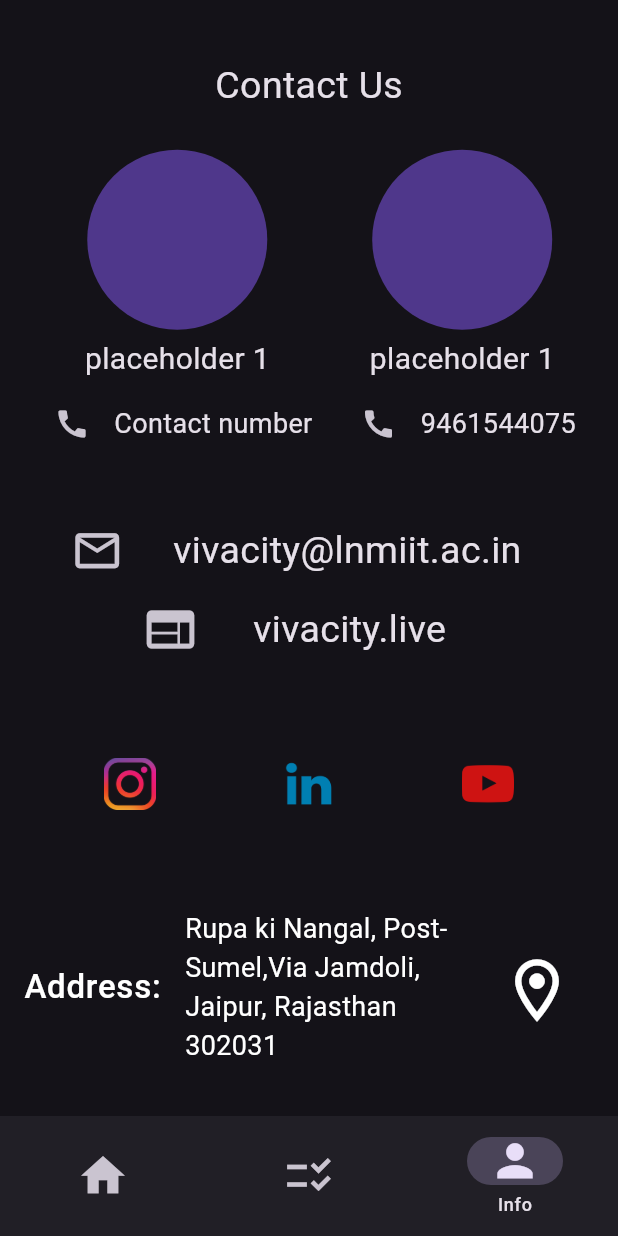
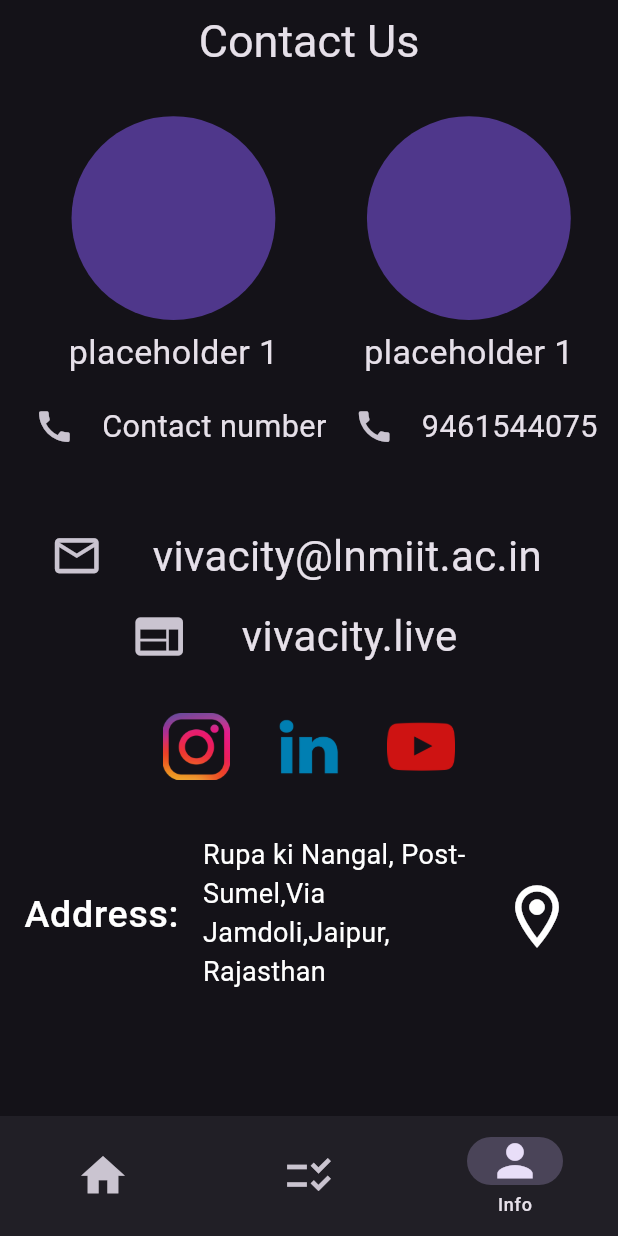
Before and after one commit to sarthakkotia/viva_app, a Flutter app: the screen it shows after launch, item 3 of the bottom bar chosen, on a phone screen of 412 x 824 dp. Run offline on Flutter 3.47's test engine with Material 3 defaults, Android fonts, the phone set to English and light mode, and no system bars.

Commit message:
Made Info Screen responsive, Info Screen Completed

```diff
--- a/lib/Screens/home_page.dart
+++ b/lib/Screens/home_page.dart
@@ -31,7 +31,13 @@ class _MyHomePageState extends State<MyHomePage> {
     // fast, so that you can just rebuild anything that needs updating rather
     // than having to individually change instances of widgets.
     return Scaffold(
-      extendBodyBehindAppBar: true,
+      appBar: currentPageIndex == 2
+          ? AppBar(
+              scrolledUnderElevation: 0,
+              centerTitle: true,
+              title: const Text("Contact Us", style: TextStyle(fontSize: 30)),
+            )
+          : null,
       primary: true,
       bottomNavigationBar: NavigationBar(
         labelBehavior: NavigationDestinationLabelBehavior.onlyShowSelected,
--- a/lib/Screens/info_screen.dart
+++ b/lib/Screens/info_screen.dart
@@ -14,31 +14,21 @@ class InfoScreen extends StatelessWidget {
     final topPadding = MediaQuery.of(context).padding.top;
     AppBar ab = AppBar();
     double heightfinal = heightscreen - bottomPadding - topPadding;
-    //TODO: Make it adaptable to screens
     return SingleChildScrollView(
       child: SizedBox(
-        height: heightfinal,
+        height: heightfinal + 10,
         child: Column(
           crossAxisAlignment: CrossAxisAlignment.center,
           children: [
-            SizedBox(
-              height: ab.preferredSize.height - 25,
-            ),
-            const Flexible(
-              child: Padding(
-                padding: EdgeInsets.all(8.0),
-                child: Text(
-                  "Contact Us",
-                  style: TextStyle(fontSize: 25),
-                ),
-              ),
-            ),
+            Expanded(
+                flex: 2, child: FittedBox(child: ContactUsWidget(launcher))),
             SizedBox(
               height: heightscreen / 70,
             ),
-            SizedBox(
-                height: heightfinal * 0.3, child: ContactUsWidget(launcher)),
-            Row(
+            Expanded(
+              flex: 0,
+              child: FittedBox(
+                child: Row(
                   mainAxisAlignment: MainAxisAlignment.center,
                   children: [
                     IconButton(
@@ -55,14 +45,21 @@ class InfoScreen extends StatelessWidget {
                         },
                         child: const Padding(
                           padding: EdgeInsets.only(right: 20.0, left: 20),
+                          child: FittedBox(
                             child: Text("vivacity@lnmiit.ac.in",
-                          style: TextStyle(fontSize: 25)),
+                                style: TextStyle(fontSize: 28)),
+                          ),
                         ),
                       ),
                     )
                   ],
                 ),
-            Row(
+              ),
+            ),
+            Expanded(
+              flex: 0,
+              child: FittedBox(
+                child: Row(
                   mainAxisAlignment: MainAxisAlignment.center,
                   children: [
                     IconButton(
@@ -82,20 +79,23 @@ class InfoScreen extends StatelessWidget {
                         },
                         child: const Padding(
                           padding: EdgeInsets.only(right: 20.0, left: 20),
-                      child:
-                          Text("vivacity.live", style: TextStyle(fontSize: 25)),
+                          child: Text("vivacity.live",
+                              style: TextStyle(fontSize: 28)),
                         ),
                       ),
                     )
                   ],
                 ),
-            SizedBox(
-              height: heightscreen / 60,
+              ),
             ),
             SizedBox(
-              height: heightfinal * .15,
+              height: heightscreen / 100,
+            ),
+            Flexible(
+              fit: FlexFit.loose,
+              flex: 1,
               child: Row(
-                mainAxisAlignment: MainAxisAlignment.spaceEvenly,
+                mainAxisAlignment: MainAxisAlignment.center,
                 children: [
                   IconButton(
                     padding: const EdgeInsets.all(15),
@@ -103,36 +103,39 @@ class InfoScreen extends StatelessWidget {
                       launcher.launchInstaPage();
                     },
                     icon: SizedBox(
-                        height: 35,
+                      height: 45,
                       child: Image.asset(
                         "assets/instagramlogo.png",
-                          fit: BoxFit.cover,
+                        fit: BoxFit.contain,
                       ),
-                      )),
+                    ),
+                  ),
                   IconButton(
                     padding: const EdgeInsets.all(15),
                     onPressed: () {
                       launcher.launchLinkedInPage();
                     },
                     icon: SizedBox(
-                        height: 35,
+                      height: 45,
                       child: Image.asset(
                         "assets/linkedinlogo.png",
-                          fit: BoxFit.cover,
+                        fit: BoxFit.contain,
                       ),
-                      )),
+                    ),
+                  ),
                   IconButton(
                     padding: const EdgeInsets.all(15),
                     onPressed: () {
                       launcher.launchYtPage();
                     },
                     icon: SizedBox(
-                        height: 35,
+                      height: 45,
                       child: Image.asset(
                         "assets/youtubelogo.png",
-                          fit: BoxFit.cover,
+                        fit: BoxFit.contain,
                       ),
-                      )),
+                    ),
+                  ),
                 ],
               ),
             ),
@@ -141,15 +144,16 @@ class InfoScreen extends StatelessWidget {
             ),
             //TODO: Add GMAPS Snippet
             Expanded(
+              flex: 2,
               child: ListTile(
                 textColor: Colors.white,
                 enableFeedback: false,
                 leading: const Text(
                   "Address:",
-                  style: TextStyle(fontSize: 22),
+                  style: TextStyle(fontSize: 25),
                 ),
                 subtitle: const Text(
-                  "Rupa ki Nangal, Post-Sumel,Via Jamdoli, Jaipur, Rajasthan 302031",
+                  "Rupa ki Nangal, Post-Sumel,Via Jamdoli,Jaipur, Rajasthan",
                   style: TextStyle(fontSize: 18),
                 ),
                 trailing: IconButton(
--- a/lib/main.dart
+++ b/lib/main.dart
@@ -16,6 +16,7 @@ class MyApp extends StatelessWidget {
   // This widget is the root of your application.
   @override
   //TODO: Make orientation permanent
+  //TODO: implement native splash screen using flutter_native_splash
   Widget build(BuildContext context) {
     return MaterialApp(
       debugShowCheckedModeBanner: false,
```
Lines whose indentation alone changed are shown as unchanged.
